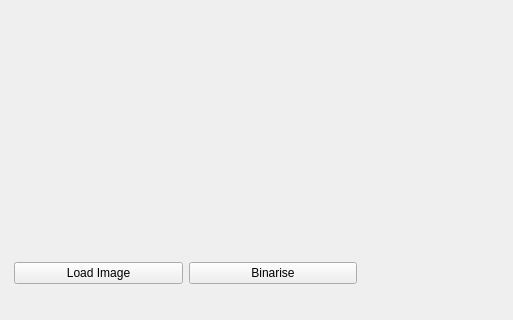
This is MainWindow.ui in Henrydw/PorosityPyGui as Qt 5 draws it before an edit; both pictures show x 0 to 513 and y 322 to 642 of the 720 by 642 pixel window. The edited form follows.
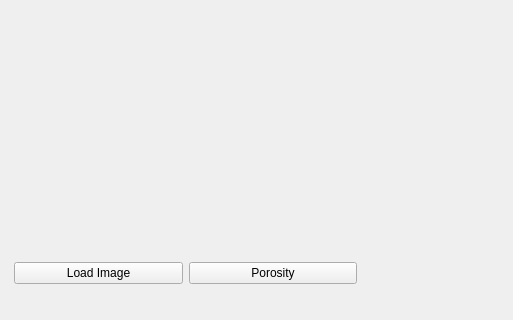
This is the edited form. Custom widgets are drawn as their Qt base class.

Commit message: renamed button 2

Patch:
```diff
--- a/MainWindow.ui
+++ b/MainWindow.ui
@@ -76,7 +76,7 @@
         <item>
          <widget class="QPushButton" name="button_2">
           <property name="text">
-           <string>Binarise</string>
+           <string>Porosity</string>
           </property>
          </widget>
         </item>
```
The commit also changes 1 other file.
